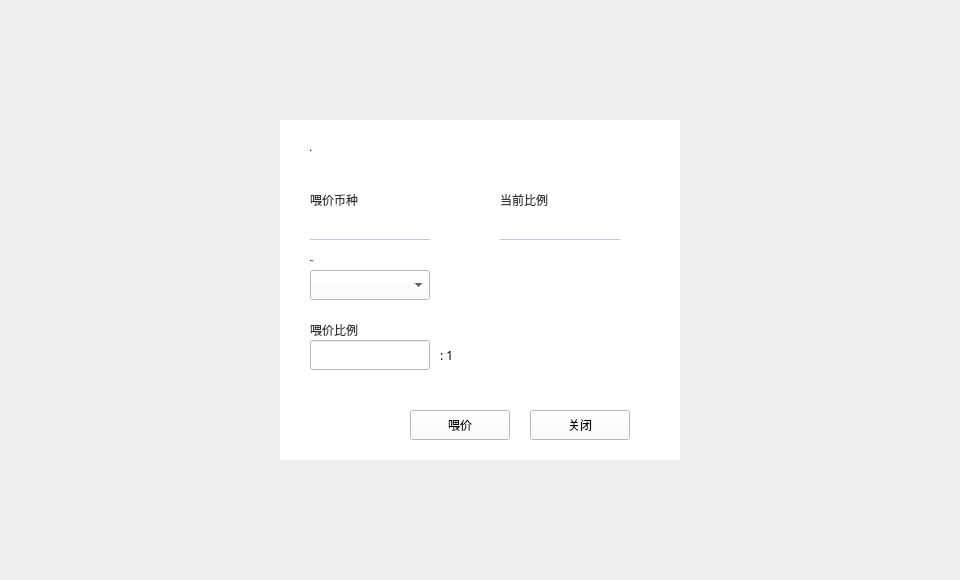
HcashOrg/hx-indicator, file LNKWallet/guard/FeedPriceDialog.ui: the form before one commit.
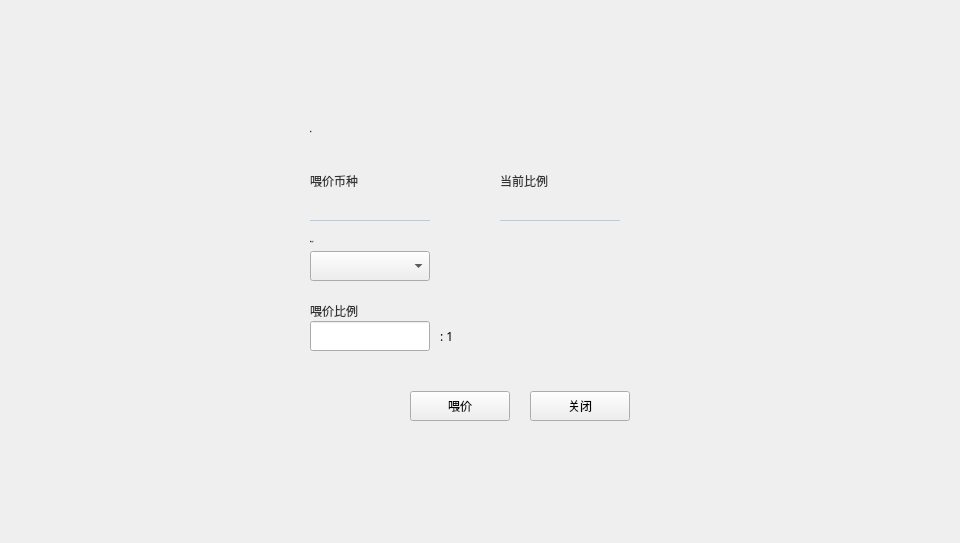
The form after the commit.

What changed in the file:
```diff
--- a/LNKWallet/guard/FeedPriceDialog.ui
+++ b/LNKWallet/guard/FeedPriceDialog.ui
@@ -7,7 +7,7 @@
     <x>0</x>
     <y>0</y>
     <width>960</width>
-    <height>580</height>
+    <height>543</height>
    </rect>
   </property>
   <property name="windowTitle">
@@ -19,7 +19,7 @@
      <x>0</x>
      <y>0</y>
      <width>960</width>
-     <height>580</height>
+     <height>543</height>
     </rect>
    </property>
    <property name="font">
@@ -33,7 +33,7 @@
     <property name="geometry">
      <rect>
       <x>280</x>
-      <y>120</y>
+      <y>101</y>
       <width>400</width>
       <height>340</height>
      </rect>
@@ -46,7 +46,7 @@
      </font>
     </property>
     <property name="styleSheet">
-     <string notr="true">background-color: rgb(255, 255, 255);</string>
+     <string notr="true"/>
     </property>
     <widget class="QToolButton" name="closeBtn">
      <property name="geometry">
```
